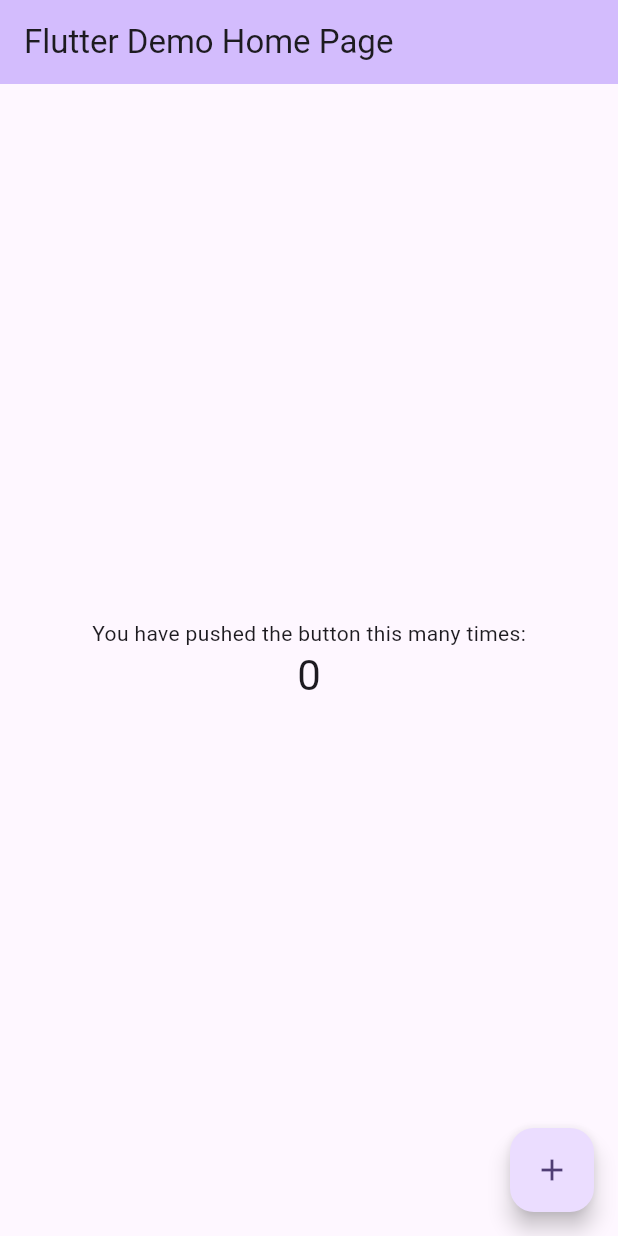
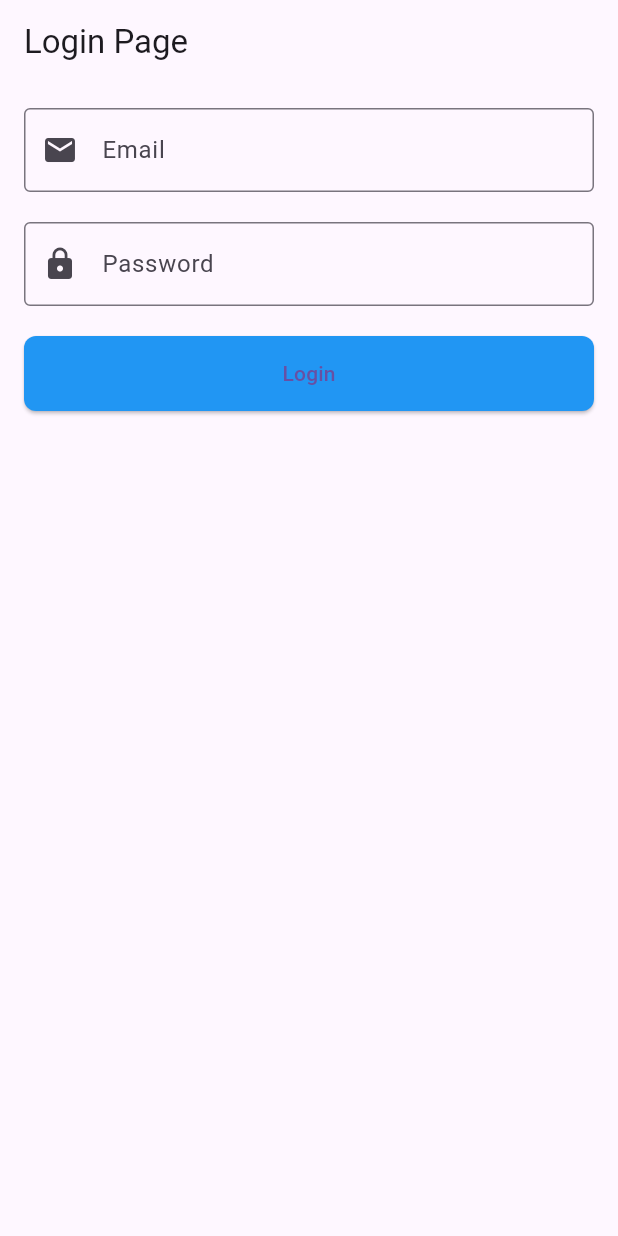
Before and after one commit to SamruddhiIsaranna/translator, a Flutter app: the screen it shows after launch, on a phone screen of 412 x 824 dp. Run offline on Flutter 3.47's test engine with Material 3 defaults, Android fonts, the phone set to English and light mode, and no system bars.

Commit message:
done login and homepage

```diff
--- a/lib/main.dart
+++ b/lib/main.dart
@@ -1,4 +1,7 @@
 import 'package:flutter/material.dart';
+import 'screen/login.dart'; // Import the LoginPage widget from login.dart
+// Make sure the path and file name are correct and that LoginPage is defined in login.dart
+
 
 void main() {
   runApp(const MyApp());
@@ -8,115 +11,12 @@ class MyApp extends StatelessWidget {
   const MyApp({super.key});
 
   // This widget is the root of your application.
-  @override
+ @override
   Widget build(BuildContext context) {
     return MaterialApp(
-      title: 'Flutter Demo',
-      theme: ThemeData(
-        // This is the theme of your application.
-        //
-        // TRY THIS: Try running your application with "flutter run". You'll see
-        // the application has a purple toolbar. Then, without quitting the app,
-        // try changing the seedColor in the colorScheme below to Colors.green
-        // and then invoke "hot reload" (save your changes or press the "hot
-        // reload" button in a Flutter-supported IDE, or press "r" if you used
-        // the command line to start the app).
-        //
-        // Notice that the counter didn't reset back to zero; the application
-        // state is not lost during the reload. To reset the state, use hot
-        // restart instead.
-        //
-        // This works for code too, not just values: Most code changes can be
-        // tested with just a hot reload.
-        colorScheme: ColorScheme.fromSeed(seedColor: Colors.deepPurple),
-      ),
-      home: const MyHomePage(title: 'Flutter Demo Home Page'),
+      debugShowCheckedModeBanner: false,
+      title: 'Login Demo',
+      home:loginpage(),
     );
   }
 }
-
-class MyHomePage extends StatefulWidget {
-  const MyHomePage({super.key, required this.title});
-
-  // This widget is the home page of your application. It is stateful, meaning
-  // that it has a State object (defined below) that contains fields that affect
-  // how it looks.
-
-  // This class is the configuration for the state. It holds the values (in this
-  // case the title) provided by the parent (in this case the App widget) and
-  // used by the build method of the State. Fields in a Widget subclass are
-  // always marked "final".
-
-  final String title;
-
-  @override
-  State<MyHomePage> createState() => _MyHomePageState();
-}
-
-class _MyHomePageState extends State<MyHomePage> {
-  int _counter = 0;
-
-  void _incrementCounter() {
-    setState(() {
-      // This call to setState tells the Flutter framework that something has
-      // changed in this State, which causes it to rerun the build method below
-      // so that the display can reflect the updated values. If we changed
-      // _counter without calling setState(), then the build method would not be
-      // called again, and so nothing would appear to happen.
-      _counter++;
-    });
-  }
-
-  @override
-  Widget build(BuildContext context) {
-    // This method is rerun every time setState is called, for instance as done
-    // by the _incrementCounter method above.
-    //
-    // The Flutter framework has been optimized to make rerunning build methods
-    // fast, so that you can just rebuild anything that needs updating rather
-    // than having to individually change instances of widgets.
-    return Scaffold(
-      appBar: AppBar(
-        // TRY THIS: Try changing the color here to a specific color (to
-        // Colors.amber, perhaps?) and trigger a hot reload to see the AppBar
-        // change color while the other colors stay the same.
-        backgroundColor: Theme.of(context).colorScheme.inversePrimary,
-        // Here we take the value from the MyHomePage object that was created by
-        // the App.build method, and use it to set our appbar title.
-        title: Text(widget.title),
-      ),
-      body: Center(
-        // Center is a layout widget. It takes a single child and positions it
-        // in the middle of the parent.
-        child: Column(
-          // Column is also a layout widget. It takes a list of children and
-          // arranges them vertically. By default, it sizes itself to fit its
-          // children horizontally, and tries to be as tall as its parent.
-          //
-          // Column has various properties to control how it sizes itself and
-          // how it positions its children. Here we use mainAxisAlignment to
-          // center the children vertically; the main axis here is the vertical
-          // axis because Columns are vertical (the cross axis would be
-          // horizontal).
-          //
-          // TRY THIS: Invoke "debug painting" (choose the "Toggle Debug Paint"
-          // action in the IDE, or press "p" in the console), to see the
-          // wireframe for each widget.
-          mainAxisAlignment: MainAxisAlignment.center,
-          children: <Widget>[
-            const Text('You have pushed the button this many times:'),
-            Text(
-              '$_counter',
-              style: Theme.of(context).textTheme.headlineMedium,
-            ),
-          ],
-        ),
-      ),
-      floatingActionButton: FloatingActionButton(
-        onPressed: _incrementCounter,
-        tooltip: 'Increment',
-        child: const Icon(Icons.add),
-      ), // This trailing comma makes auto-formatting nicer for build methods.
-    );
-  }
-}
--- /dev/null
+++ b/lib/screen/login.dart
@@ -0,0 +1,73 @@
+import 'package:flutter/material.dart';
+import 'homepage.dart'; // Import the homepage widget
+
+class loginpage extends StatelessWidget{
+ final TextEditingController emailcotroller = TextEditingController();
+ final TextEditingController passwordcotroller = TextEditingController();
+ loginpage({super.key});
+  @override
+  Widget build(BuildContext context) {
+    return Scaffold(
+      appBar: AppBar(
+        title: Text('Login Page'),
+      ),
+      body: Padding(
+        padding: const EdgeInsets.all(16.0),
+        child: Column(
+          children: [
+            TextField(
+              controller: emailcotroller,
+              decoration: InputDecoration(
+                labelText: 'Email',
+                border: OutlineInputBorder(),
+                prefixIcon: Icon(Icons.email),
+              ),
+              keyboardType: TextInputType.emailAddress,
+
+            ),
+            const SizedBox(height: 20),
+
+            TextField(
+              controller: passwordcotroller,
+              decoration: InputDecoration(
+                labelText: 'Password',
+                border: OutlineInputBorder(),
+                prefixIcon: Icon(Icons.lock),
+              ),
+              obscureText: true,
+            ),
+            SizedBox(height: 20),
+            ElevatedButton(
+              onPressed: () {
+                final email = emailcotroller.text;
+                final password = passwordcotroller.text;
+                print('login with $email, $password');
+                if (email.isNotEmpty && password.isNotEmpty){
+                  Navigator.push(context,MaterialPageRoute(builder: (context) => Homepage()),
+                    );
+                } else {
+                  ScaffoldMessenger.of(context).showSnackBar(
+                    const SnackBar(
+                      content: Text('Please enter both email and password'),
+                      duration: Duration(seconds: 2),
+                    ),
+                  );
+                  return;
+                }
+                // Handle login logic here
+              },
+              style: ElevatedButton.styleFrom(
+                minimumSize: Size(double.infinity, 50), // Full width button
+                backgroundColor: Colors.blue,
+                shape: RoundedRectangleBorder(
+                  borderRadius: BorderRadius.circular(8.0),
+                ),
+              ),
+              child: Text('Login'),
+            ),
+          ],
+        ),
+      ),
+    );
+  }
+}
--- a/pubspec.yaml
+++ b/pubspec.yaml
@@ -34,10 +34,16 @@ dependencies:
   # The following adds the Cupertino Icons font to your application.
   # Use with the CupertinoIcons class for iOS style icons.
   cupertino_icons: ^1.0.8
+  font_awesome_flutter: ^10.8.0
 
 dev_dependencies:
   flutter_test:
     sdk: flutter
+  google_fonts: ^6.2.1
+
+  speech_to_text: ^7.1.0
+  flutter_tts: ^4.2.3
+
 
   # The "flutter_lints" package below contains a set of recommended lints to
   # encourage good coding practices. The lint set provided by the package is
```
Also changed, not shown: lib/screen/homepage.dart (added, +47 -0 lines), lib/screen/translator.dart (added), pubspec.lock, 3 other files.
